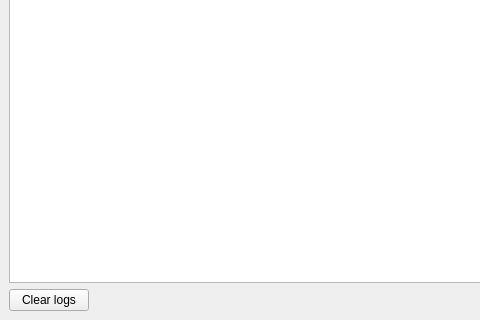
Above: src/WindowLog.ui from mooltipass/moolticute before the change; both pictures show x 0 to 480 and y 247 to 567 of the 588 by 567 pixel window. Below: the same form after it.
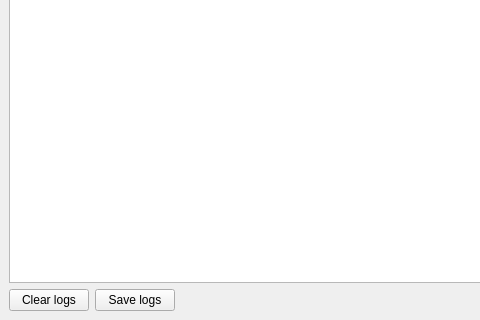
That is the form after the change. Custom widgets are drawn as their Qt base class.

Commit message: Add option to save daemon logs to file

The edit to the form file:
```diff
--- a/src/WindowLog.ui
+++ b/src/WindowLog.ui
@@ -27,6 +27,13 @@
         </property>
        </widget>
       </item>
+      <item>
+       <widget class="QPushButton" name="pushButtonSaveLog">
+        <property name="text">
+         <string>Save logs</string>
+        </property>
+       </widget>
+      </item>
       <item>
        <spacer name="horizontalSpacer">
         <property name="orientation">
```
The commit also changes 2 other files.
